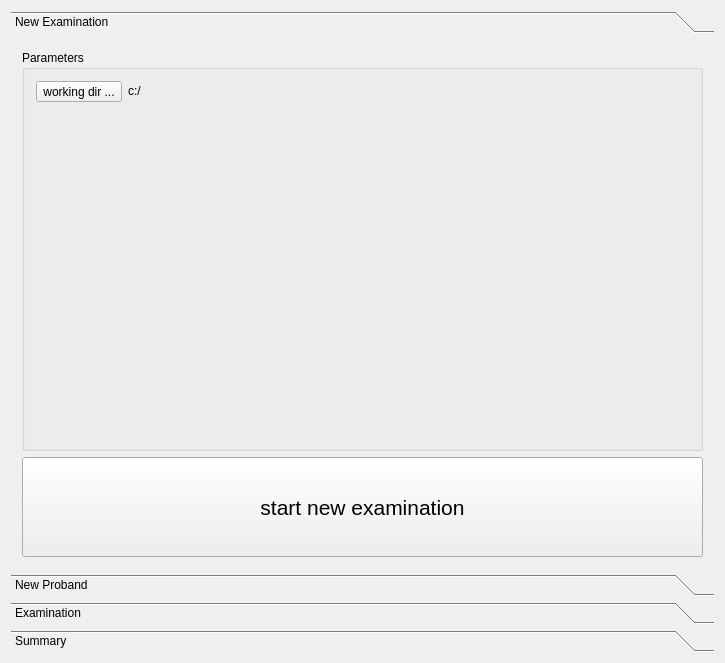
This is mainwidget.ui in TPeschel/VisusTestWrapperQt as Qt 5 draws it before an edit. The edited form follows.
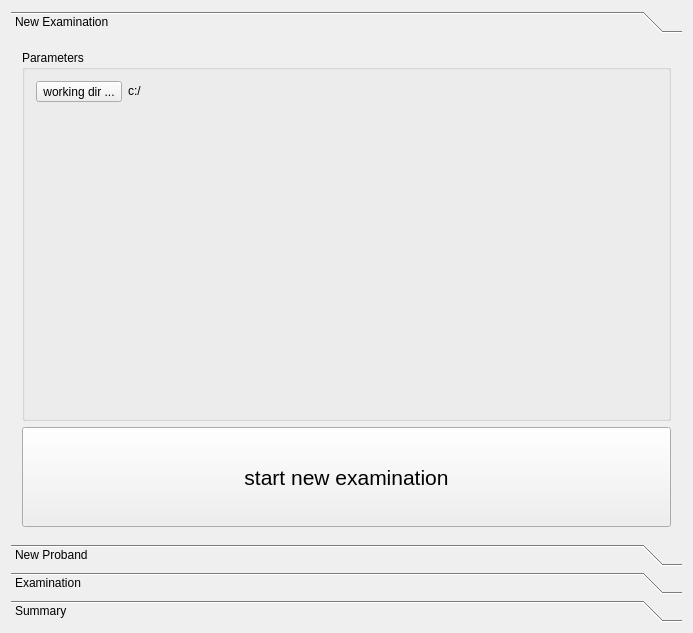
This is the edited form. The open tabs and pages were chosen to show the change.

Diff of the .ui file:
```diff
--- a/mainwidget.ui
+++ b/mainwidget.ui
@@ -6,8 +6,8 @@
    <rect>
     <x>0</x>
     <y>0</y>
-    <width>725</width>
-    <height>663</height>
+    <width>693</width>
+    <height>633</height>
    </rect>
   </property>
   <property name="font">
@@ -30,8 +30,8 @@
        <rect>
         <x>0</x>
         <y>0</y>
-        <width>707</width>
-        <height>533</height>
+        <width>675</width>
+        <height>495</height>
        </rect>
       </property>
       <attribute name="label">
```
Left out of the diff: 14 changed lines with no effect on the pictures.
